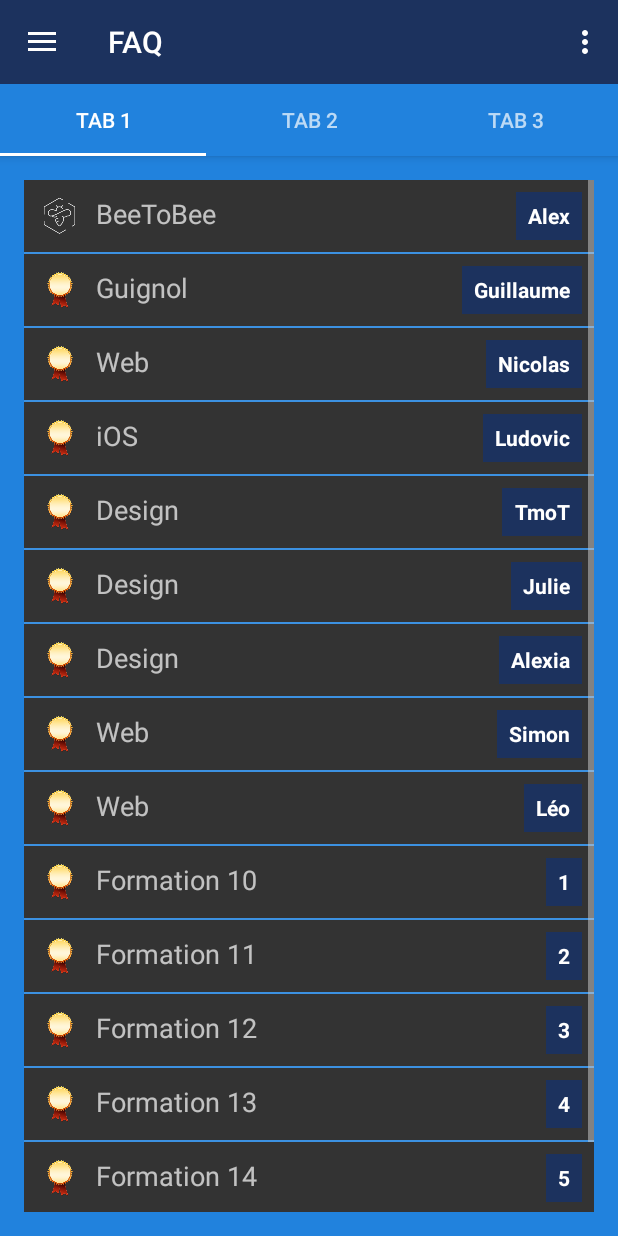
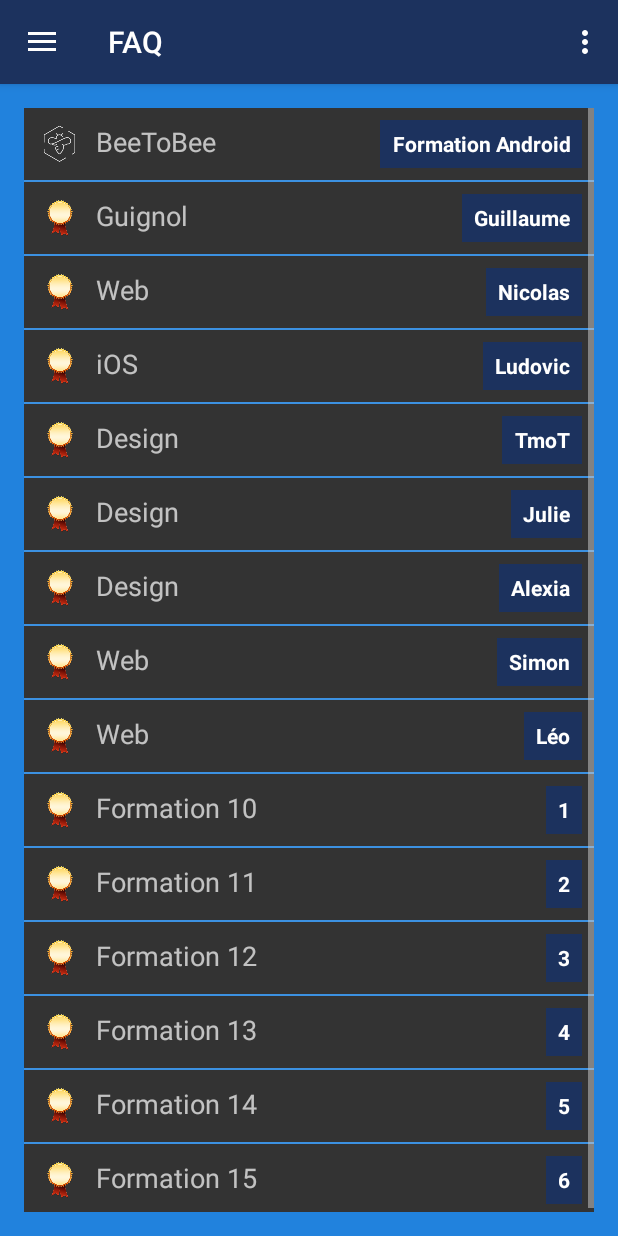
Before and after one commit to Aleqsd/BeeToBeeAndroid, an Android app: the BaseActivity screen opened directly, with no data from a screen before it, in the side drawer, after a tap on "FAQ", on a phone screen of 412 x 824 dp. Run offline under Robolectric (Android 15) with nearby library versions, the phone set to English and light mode, and no system bars; 1 statement that could not run was skipped.

Commit message:
Affichage d'une formation Restructuration de l'application

```diff
--- a/app/src/main/java/com/thulium/beetobee/BaseActivity.java
+++ b/app/src/main/java/com/thulium/beetobee/BaseActivity.java
@@ -52,7 +52,6 @@ public class BaseActivity extends AppCompatActivity implements NavigationView.On
     private static final String TAG = "BaseActivity";
     private Fragment fragment = null;
     private Class fragmentClass;
-    private TabLayout tabLayout;
     public Formation formation;
     public User user;
     public ImageView avatar;
@@ -80,11 +79,6 @@ public class BaseActivity extends AppCompatActivity implements NavigationView.On
             //The key argument here must match that used in the other activity
         }
 
-        // Create the tabs
-        tabLayout = (TabLayout) findViewById(R.id.tabs);
-        tabLayout.addTab(tabLayout.newTab().setText("Tab 1"));
-        tabLayout.addTab(tabLayout.newTab().setText("Tab 2"));
-        tabLayout.addTab(tabLayout.newTab().setText("Tab 3"));
 
         // Getting the formation for the FormationList Fragment
         final RequeteService requeteService = RestService.getClient().create(RequeteService.class);
@@ -95,6 +89,11 @@ public class BaseActivity extends AppCompatActivity implements NavigationView.On
                 if (response.isSuccessful()) {
                     formation = response.body().getFormation();
                     Log.d(TAG, response.message());
+
+                    FragmentTransaction tx = getSupportFragmentManager().beginTransaction();
+                    fragment = ListFormationFragment.newInstance(formation);
+                    tx.replace(R.id.content_base, fragment);
+                    tx.commit();
                 } else {
                     Log.d(TAG, response.message());
                 }
@@ -138,7 +137,7 @@ public class BaseActivity extends AppCompatActivity implements NavigationView.On
             });
         }
 
-        // TabListener
+        /* TabListener
         tabLayout.addOnTabSelectedListener(new TabLayout.OnTabSelectedListener() {
             @Override
             public void onTabSelected(TabLayout.Tab tab) {
@@ -171,7 +170,7 @@ public class BaseActivity extends AppCompatActivity implements NavigationView.On
             public void onTabReselected(TabLayout.Tab tab) {
             // called when a tab is reselected
             }
-        });
+        });*/
 
         // Avatar leading to profile page, passing the user object
         // ToDo Ergonomy : More obvious way to accessing Profile page ?
@@ -191,19 +190,6 @@ public class BaseActivity extends AppCompatActivity implements NavigationView.On
         toggle.syncState();
         //drawer.openDrawer(Gravity.START);
         navigationView.setNavigationItemSelectedListener(this);
-
-        // Poping on tab2
-        new Handler().postDelayed(
-                new Runnable() {
-                    @Override
-                    public void run() {
-                        try {
-                            tabLayout.getTabAt(1).select();
-                        } catch (NullPointerException e) {
-                            Log.e(TAG, "error");
-                        }
-                    }
-                }, 100);
     }
 
     @Override
@@ -244,30 +230,35 @@ public class BaseActivity extends AppCompatActivity implements NavigationView.On
     public boolean onNavigationItemSelected(MenuItem item) {
         // Handle navigation view item clicks here.
 
-
         int id = item.getItemId();
 
         if (id == R.id.nav_camera) {
-            fragmentClass = ListFormationFragment.class;
+            FragmentTransaction tx = getSupportFragmentManager().beginTransaction();
+            fragment = ListFormationFragment.newInstance(formation);
+            tx.replace(R.id.content_base, fragment);
+            tx.commit();
         } else if (id == R.id.nav_gallery) {
-            fragmentClass = ListFormationFragment.class;
+            Intent intent = new Intent(getApplicationContext(), ProfileActivity.class);
+            intent.putExtra("user", user);
+            startActivity(intent);
         } else if (id == R.id.nav_manage) {
-            fragmentClass = ListFormationFragment.class;
+            FragmentTransaction tx = getSupportFragmentManager().beginTransaction();
+            fragment = ListFormationFragment.newInstance(formation);
+            tx.replace(R.id.content_base, fragment);
+            tx.commit();
         } else if (id == R.id.nav_share) {
-            fragmentClass = ListFormationFragment.class;
+            FragmentTransaction tx = getSupportFragmentManager().beginTransaction();
+            fragment = ListFormationFragment.newInstance(formation);
+            tx.replace(R.id.content_base, fragment);
+            tx.commit();
         } else if (id == R.id.nav_send) {
-            fragmentClass = ListFormationFragment.class;
+            FragmentTransaction tx = getSupportFragmentManager().beginTransaction();
+            fragment = CreateFormationFragment.newInstance();
+            tx.replace(R.id.content_base, fragment);
+            tx.commit();
         }
 
-        try {
-            fragment = (Fragment) fragmentClass.newInstance();
-        } catch (Exception e) {
-            e.printStackTrace();
-        }
 
-        // Insert the fragment by replacing any existing fragment
-        FragmentManager fragmentManager = getSupportFragmentManager();
-        fragmentManager.beginTransaction().replace(R.id.content_base, fragment).commit();
         // Set action bar title
         setTitle(item.getTitle());
 
--- a/app/src/main/java/com/thulium/beetobee/Formation/ListFormationFragment.java
+++ b/app/src/main/java/com/thulium/beetobee/Formation/ListFormationFragment.java
@@ -1,26 +1,22 @@
 package com.thulium.beetobee.Formation;
 
-import android.app.ProgressDialog;
 import android.content.Context;
+import android.content.Intent;
 import android.net.Uri;
 import android.os.Bundle;
-import android.support.design.widget.Snackbar;
 import android.support.v4.app.Fragment;
 import android.util.Log;
 import android.view.LayoutInflater;
 import android.view.View;
 import android.view.ViewGroup;
+import android.widget.AdapterView;
 import android.widget.ListView;
 
+import com.thulium.beetobee.FormationActivity;
 import com.thulium.beetobee.R;
-import com.thulium.beetobee.WebService.RequeteService;
-import com.thulium.beetobee.WebService.RestService;
 
 import java.util.ArrayList;
-
-import retrofit2.Call;
-import retrofit2.Callback;
-import retrofit2.Response;
+import java.util.GregorianCalendar;
 
 
 /**
@@ -38,7 +34,7 @@ public class ListFormationFragment extends Fragment {
     private static final String ARG_PARAM2 = "param2";
     private static final String TAG = "ListFormationFragment";
     private Formation formation;
-    private static final String FORMATION_KEY = "describable_key";
+    private static final String FORMATION_KEY = "formation";
 
     private OnFragmentInteractionListener mListener;
 
@@ -58,21 +54,15 @@ public class ListFormationFragment extends Fragment {
     @Override
     public void onCreate(Bundle savedInstanceState) {
         super.onCreate(savedInstanceState);
-        if (getArguments() != null) {
-            String mParam1 = getArguments().getString(ARG_PARAM1);
-            String mParam2 = getArguments().getString(ARG_PARAM2);
-        }
     }
 
     @Override
     public View onCreateView(LayoutInflater inflater, ViewGroup container,
                              Bundle savedInstanceState) {
         // Inflate the layout for this fragment
-
         // if extending Activity
         //setContentView(R.layout.activity_main);
         formation = (Formation) getArguments().getSerializable(FORMATION_KEY);
-
 
         return inflater.inflate(R.layout.list_formation_fragment, container, false);
     }
@@ -91,14 +81,25 @@ public class ListFormationFragment extends Fragment {
 
         // 3. setListAdapter
         listView.setAdapter(adapter);
+
+        listView.setOnItemClickListener(new AdapterView.OnItemClickListener() {
+            public void onItemClick(AdapterView<?> adapter, View v, int position, long id) {
+                // ToDo Faire des animations stylées
+                Formation selectedFormation = (Formation) adapter.getItemAtPosition(position);
+                Intent intent = new Intent(getContext(), FormationActivity.class);
+                intent.putExtra("formation", selectedFormation);
+                startActivity(intent);
+            }
+        });
     }
 
     private ArrayList<Formation> generateData(){
 
         final ArrayList<Formation> models = new ArrayList<>();
 
-        models.add(new Formation(formation.getTitle(),formation.getDescription()));
-        models.add(new Formation("BeeToBee","Alex"));
+        if (formation != null)
+            models.add(new Formation(formation.getTitle(),formation.getDescription()));
+        models.add(new Formation(10,"BeeToBee","Formation Android",120,new java.sql.Date(new GregorianCalendar(2017, 9, 3).getTimeInMillis()),"16h","A10",5));
         models.add(new Formation("Guignol","Guillaume"));
         models.add(new Formation("Web","Nicolas"));
         models.add(new Formation("iOS","Ludovic"));
--- a/app/src/main/java/com/thulium/beetobee/ProfileActivity.java
+++ b/app/src/main/java/com/thulium/beetobee/ProfileActivity.java
@@ -228,7 +228,7 @@ public class ProfileActivity extends AppCompatActivity {
 
         button.setOnClickListener(new View.OnClickListener() {
             public void onClick(View v) {
-
+                //ToDo faire une logique validate() comme avec SignupActivity avant updateUser
                 UserUpdate ourUser = new UserUpdate();
                 ourUser.setFirstname(editText.getText().toString());
                 RequeteService requeteService = RestService.getClient().create(RequeteService.class);
--- a/app/src/main/res/layout/app_bar_base.xml
+++ b/app/src/main/res/layout/app_bar_base.xml
@@ -19,13 +19,6 @@
             android:background="@color/primary_dark"
             app:popupTheme="@style/AppTheme.PopupOverlay" />
 
-        <android.support.design.widget.TabLayout
-            android:id="@+id/tabs"
-            android:layout_width="match_parent"
-            android:layout_height="wrap_content"
-            app:tabMode="fixed"
-            app:tabGravity="fill"/>
-
     </android.support.design.widget.AppBarLayout>
 
     <include layout="@layout/content_base" />
```
Also changed, not shown: app/build.gradle (+4 -4 lines), app/src/main/AndroidManifest.xml (+7 -2 lines), app/src/main/java/com/thulium/beetobee/Formation/CreateFormationFragment.java (+2 -18 lines), app/src/main/java/com/thulium/beetobee/FormationActivity.java (added, +66 -0 lines), app/src/main/res/layout/activity_formation.xml (added, +69 -0 lines), 1 other file.
